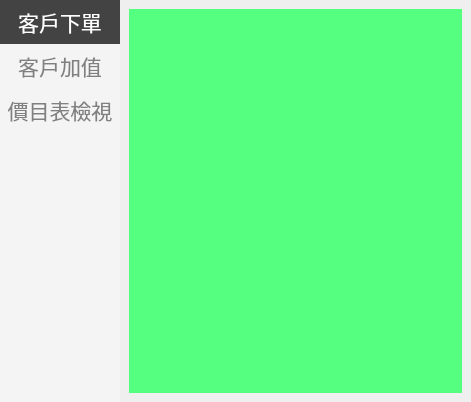
First picture: the form in src/AdbClient/StageCustomer.ui, repository roger0816/Adb, before the edit.
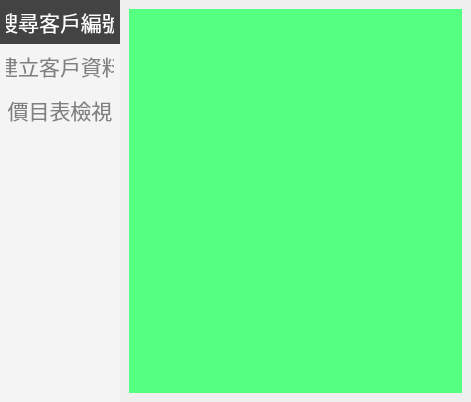
Second picture: the form after the edit.

```diff
--- a/src/AdbClient/StageCustomer.ui
+++ b/src/AdbClient/StageCustomer.ui
@@ -128,7 +128,7 @@
             </sizepolicy>
            </property>
            <property name="text">
-            <string>客戶下單</string>
+            <string>搜尋客戶編號</string>
            </property>
            <property name="checkable">
             <bool>true</bool>
@@ -150,7 +150,7 @@
             </sizepolicy>
            </property>
            <property name="text">
-            <string>客戶加值</string>
+            <string>建立客戶資料</string>
            </property>
            <property name="checkable">
             <bool>true</bool>
```
